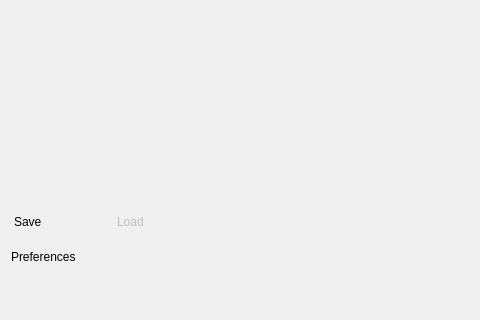
The window that ui/tool_launcher.ui (analogdevicesinc/scopy) describes before a commit, drawn with Qt 5; both pictures show x 0 to 480 and y 400 to 720 of the 1280 by 720 pixel window.
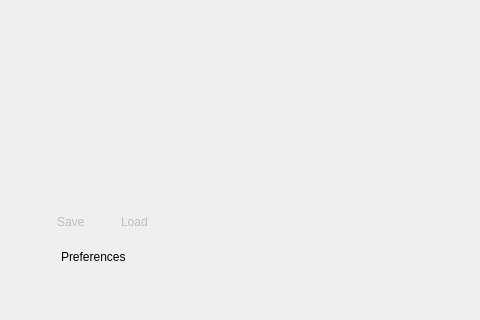
The same window after the commit. Icons and pictures are not drawn. Custom widgets are drawn as their Qt base class.

Commit message: ui/tool_launcher.ui: fix save/load icons and align the buttons in the left menu

Patch:
```diff
--- a/ui/tool_launcher.ui
+++ b/ui/tool_launcher.ui
@@ -442,28 +442,92 @@
         </spacer>
        </item>
        <item>
+        <widget class="QWidget" name="saveLoadWidget" native="true">
+         <property name="maximumSize">
+          <size>
+           <width>200</width>
+           <height>16777215</height>
+          </size>
+         </property>
+         <layout class="QVBoxLayout" name="verticalLayout_5">
+          <property name="spacing">
+           <number>0</number>
+          </property>
+          <property name="leftMargin">
+           <number>0</number>
+          </property>
+          <property name="topMargin">
+           <number>0</number>
+          </property>
+          <property name="rightMargin">
+           <number>0</number>
+          </property>
+          <property name="bottomMargin">
+           <number>0</number>
+          </property>
+          <item>
         <layout class="QHBoxLayout" name="horizontalLayout_4">
+            <property name="spacing">
+             <number>2</number>
+            </property>
+            <property name="leftMargin">
+             <number>10</number>
+            </property>
+            <property name="rightMargin">
+             <number>10</number>
+            </property>
          <item>
           <widget class="QWidget" name="Save" native="true">
            <property name="enabled">
             <bool>true</bool>
            </property>
+              <property name="maximumSize">
+               <size>
+                <width>16777215</width>
+                <height>16777215</height>
+               </size>
+              </property>
+              <property name="styleSheet">
+               <string notr="true">QPushButton { text-align:left; border: none; background-color: none; }
+.QWidget:hover {background-color: rgba(0, 0, 0, 60);
+border: 1px solid rgba(0, 0, 0, 30);
+border-radius:5px;}
+QWidget[selected=true] { background-color: rgba(0, 0, 0, 60);
+border: 1px solid rgba(0, 0, 0, 30);
+border-radius:5px;}</string>
+              </property>
            <layout class="QHBoxLayout" name="horizontalLayout_5">
             <property name="spacing">
-             <number>5</number>
+                <number>0</number>
             </property>
             <property name="leftMargin">
-             <number>3</number>
+                <number>0</number>
             </property>
             <property name="topMargin">
              <number>3</number>
             </property>
             <property name="rightMargin">
-             <number>3</number>
+                <number>0</number>
             </property>
             <property name="bottomMargin">
              <number>3</number>
             </property>
+               <item>
+                <spacer name="horizontalSpacer_12">
+                 <property name="orientation">
+                  <enum>Qt::Horizontal</enum>
+                 </property>
+                 <property name="sizeType">
+                  <enum>QSizePolicy::Preferred</enum>
+                 </property>
+                 <property name="sizeHint" stdset="0">
+                  <size>
+                   <width>40</width>
+                   <height>20</height>
+                  </size>
+                 </property>
+                </spacer>
+               </item>
             <item>
              <widget class="QPushButton" name="saveBtn">
               <property name="enabled">
@@ -477,17 +541,15 @@
               </property>
               <property name="maximumSize">
                <size>
-                <width>16777215</width>
+                   <width>20</width>
                 <height>16777215</height>
                </size>
               </property>
               <property name="styleSheet">
-               <string notr="true">QPushButton { text-align:left; border: none; background-color: none; }
-QWidget:hover {background-color: rgba(0, 0, 0, 60);}
-.QWidget[selected=true] { background-color: rgba(0, 0, 0, 60);}</string>
+                  <string notr="true"/>
               </property>
               <property name="text">
-               <string>Save</string>
+                  <string/>
               </property>
               <property name="icon">
                <iconset resource="../resources/resources.qrc">
@@ -499,17 +561,40 @@
               </property>
              </widget>
             </item>
+               <item>
+                <widget class="QLabel" name="saveLbl">
+                 <property name="sizePolicy">
+                  <sizepolicy hsizetype="Fixed" vsizetype="Preferred">
+                   <horstretch>0</horstretch>
+                   <verstretch>0</verstretch>
+                  </sizepolicy>
+                 </property>
+                 <property name="maximumSize">
+                  <size>
+                   <width>16777215</width>
+                   <height>16777215</height>
+                  </size>
+                 </property>
+                 <property name="styleSheet">
+                  <string notr="true">	background-color: transparent;
+	color: #bebebe;</string>
+                 </property>
+                 <property name="text">
+                  <string>Save</string>
+                 </property>
+                </widget>
+               </item>
             <item>
              <spacer name="horizontalSpacer_6">
               <property name="orientation">
                <enum>Qt::Horizontal</enum>
               </property>
               <property name="sizeType">
-               <enum>QSizePolicy::Fixed</enum>
+                  <enum>QSizePolicy::Preferred</enum>
               </property>
               <property name="sizeHint" stdset="0">
                <size>
-                <width>5</width>
+                   <width>40</width>
                 <height>20</height>
                </size>
               </property>
@@ -523,27 +608,53 @@
            <property name="enabled">
             <bool>true</bool>
            </property>
+              <property name="maximumSize">
+               <size>
+                <width>16777215</width>
+                <height>16777215</height>
+               </size>
+              </property>
            <property name="styleSheet">
             <string notr="true">QPushButton { text-align:left; border: none; background-color: none; }
-.QWidget:hover {background-color: rgba(0, 0, 0, 60);}
-QWidget[selected=true] { background-color: rgba(0, 0, 0, 60);}</string>
+.QWidget:hover {background-color: rgba(0, 0, 0, 60);
+border: 1px solid rgba(0, 0, 0, 30);
+border-radius:5px;}
+QWidget[selected=true] { background-color: rgba(0, 0, 0, 60);
+border: 1px solid rgba(0, 0, 0, 30);
+border-radius:5px;}</string>
            </property>
            <layout class="QHBoxLayout" name="horizontalLayout_6">
             <property name="spacing">
-             <number>5</number>
+                <number>4</number>
             </property>
             <property name="leftMargin">
-             <number>3</number>
+                <number>0</number>
             </property>
             <property name="topMargin">
              <number>3</number>
             </property>
             <property name="rightMargin">
-             <number>3</number>
+                <number>0</number>
             </property>
             <property name="bottomMargin">
              <number>3</number>
             </property>
+               <item>
+                <spacer name="horizontalSpacer_11">
+                 <property name="orientation">
+                  <enum>Qt::Horizontal</enum>
+                 </property>
+                 <property name="sizeType">
+                  <enum>QSizePolicy::Preferred</enum>
+                 </property>
+                 <property name="sizeHint" stdset="0">
+                  <size>
+                   <width>40</width>
+                   <height>20</height>
+                  </size>
+                 </property>
+                </spacer>
+               </item>
             <item>
              <widget class="QLabel" name="loadLbl">
               <property name="sizePolicy">
@@ -552,6 +663,12 @@
                 <verstretch>0</verstretch>
                </sizepolicy>
               </property>
+                 <property name="maximumSize">
+                  <size>
+                   <width>16777215</width>
+                   <height>16777215</height>
+                  </size>
+                 </property>
               <property name="styleSheet">
                <string notr="true">	background-color: transparent;
 	color: #bebebe;</string>
@@ -569,16 +686,20 @@
                 <verstretch>0</verstretch>
                </sizepolicy>
               </property>
+                 <property name="minimumSize">
+                  <size>
+                   <width>0</width>
+                   <height>0</height>
+                  </size>
+                 </property>
               <property name="maximumSize">
                <size>
                 <width>16777215</width>
-                <height>16777215</height>
+                   <height>12312313</height>
                </size>
               </property>
               <property name="styleSheet">
-               <string notr="true">QPushButton { text-align:left; border: none; background-color: none; }
-QWidget:hover {background-color: rgba(0, 0, 0, 60);}
-.QWidget[selected=true] { background-color: rgba(0, 0, 0, 60);}</string>
+                  <string notr="true"/>
               </property>
               <property name="text">
                <string/>
@@ -599,11 +720,11 @@
                <enum>Qt::Horizontal</enum>
               </property>
               <property name="sizeType">
-               <enum>QSizePolicy::Fixed</enum>
+                  <enum>QSizePolicy::Preferred</enum>
               </property>
               <property name="sizeHint" stdset="0">
                <size>
-                <width>5</width>
+                   <width>40</width>
                 <height>20</height>
                </size>
               </property>
@@ -613,9 +734,19 @@
           </widget>
          </item>
         </layout>
+          </item>
+         </layout>
+         <zorder></zorder>
+        </widget>
        </item>
        <item>
         <widget class="QWidget" name="preference" native="true">
+         <property name="maximumSize">
+          <size>
+           <width>200</width>
+           <height>16777215</height>
+          </size>
+         </property>
          <property name="styleSheet">
           <string notr="true">QPushButton { text-align:left; border: none; background-color: none; }
 .QWidget:hover {
@@ -646,6 +777,33 @@
            <number>0</number>
           </property>
           <item>
+           <layout class="QHBoxLayout" name="horizontalLayout_2">
+            <property name="leftMargin">
+             <number>10</number>
+            </property>
+            <property name="topMargin">
+             <number>0</number>
+            </property>
+            <property name="rightMargin">
+             <number>10</number>
+            </property>
+            <item>
+             <spacer name="horizontalSpacer_13">
+              <property name="orientation">
+               <enum>Qt::Horizontal</enum>
+              </property>
+              <property name="sizeType">
+               <enum>QSizePolicy::Preferred</enum>
+              </property>
+              <property name="sizeHint" stdset="0">
+               <size>
+                <width>40</width>
+                <height>20</height>
+               </size>
+              </property>
+             </spacer>
+            </item>
+            <item>
            <widget class="QPushButton" name="prefBtn">
             <property name="sizePolicy">
              <sizepolicy hsizetype="Minimum" vsizetype="Minimum">
@@ -699,19 +857,19 @@
              <enum>Qt::Horizontal</enum>
             </property>
             <property name="sizeType">
-             <enum>QSizePolicy::Fixed</enum>
+               <enum>QSizePolicy::Preferred</enum>
             </property>
             <property name="sizeHint" stdset="0">
              <size>
-              <width>16</width>
-              <height>0</height>
+                <width>40</width>
+                <height>20</height>
              </size>
             </property>
            </spacer>
           </item>
          </layout>
-         <zorder>prefBtn</zorder>
-         <zorder>horizontalSpacer_9</zorder>
+          </item>
+         </layout>
         </widget>
        </item>
        <item>
```
Left out of the diff: 6 changed lines with no effect on the pictures. Lines whose indentation alone changed are shown as unchanged.
